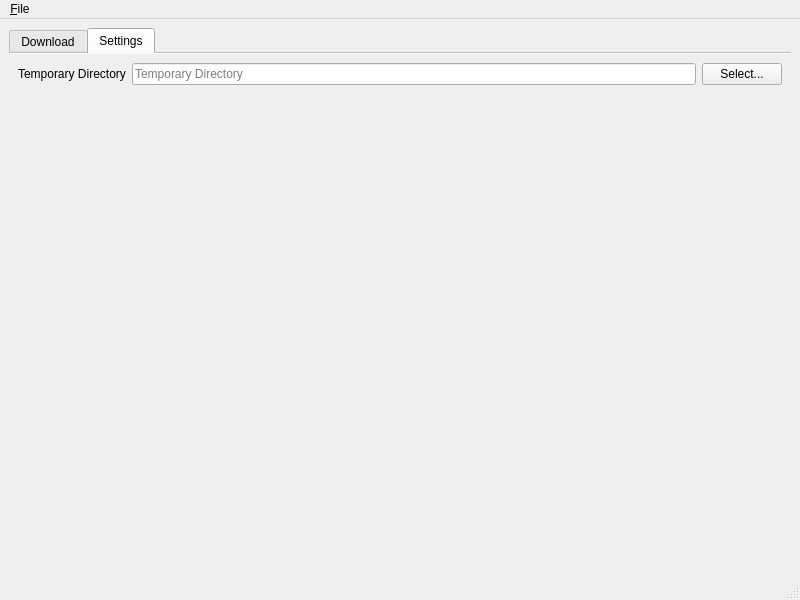
Qt form ui/qup.ui (textbrowser/qup) before a commit.
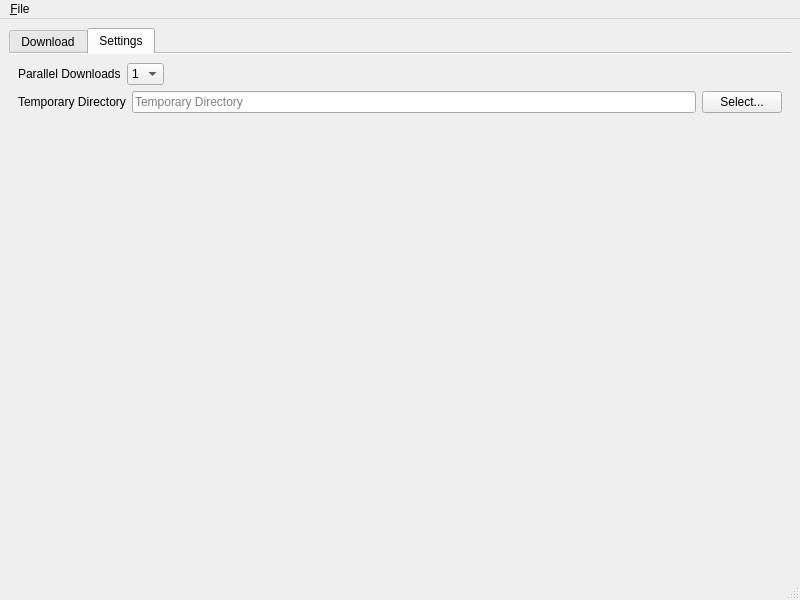
The same form after that commit. The open tabs and pages were chosen to show the change. Icons and pictures are not drawn.

The edit to the form file:
```diff
--- a/ui/qup.ui
+++ b/ui/qup.ui
@@ -196,6 +196,54 @@
         <string>Settings</string>
        </attribute>
        <layout class="QVBoxLayout" name="verticalLayout_4">
+        <item>
+         <layout class="QHBoxLayout" name="horizontalLayout_2">
+          <item>
+           <widget class="QLabel" name="label_2">
+            <property name="text">
+             <string>Parallel Downloads</string>
+            </property>
+           </widget>
+          </item>
+          <item>
+           <widget class="QComboBox" name="downloads">
+            <item>
+             <property name="text">
+              <string notr="true">1</string>
+             </property>
+            </item>
+            <item>
+             <property name="text">
+              <string notr="true">2</string>
+             </property>
+            </item>
+            <item>
+             <property name="text">
+              <string notr="true">4</string>
+             </property>
+            </item>
+            <item>
+             <property name="text">
+              <string notr="true">8</string>
+             </property>
+            </item>
+           </widget>
+          </item>
+          <item>
+           <spacer name="horizontalSpacer_2">
+            <property name="orientation">
+             <enum>Qt::Horizontal</enum>
+            </property>
+            <property name="sizeHint" stdset="0">
+             <size>
+              <width>40</width>
+              <height>20</height>
+             </size>
+            </property>
+           </spacer>
+          </item>
+         </layout>
+        </item>
         <item>
          <layout class="QHBoxLayout" name="horizontalLayout_5">
           <item>
```
Left out of the diff: 55 changed lines with no effect on the pictures.
